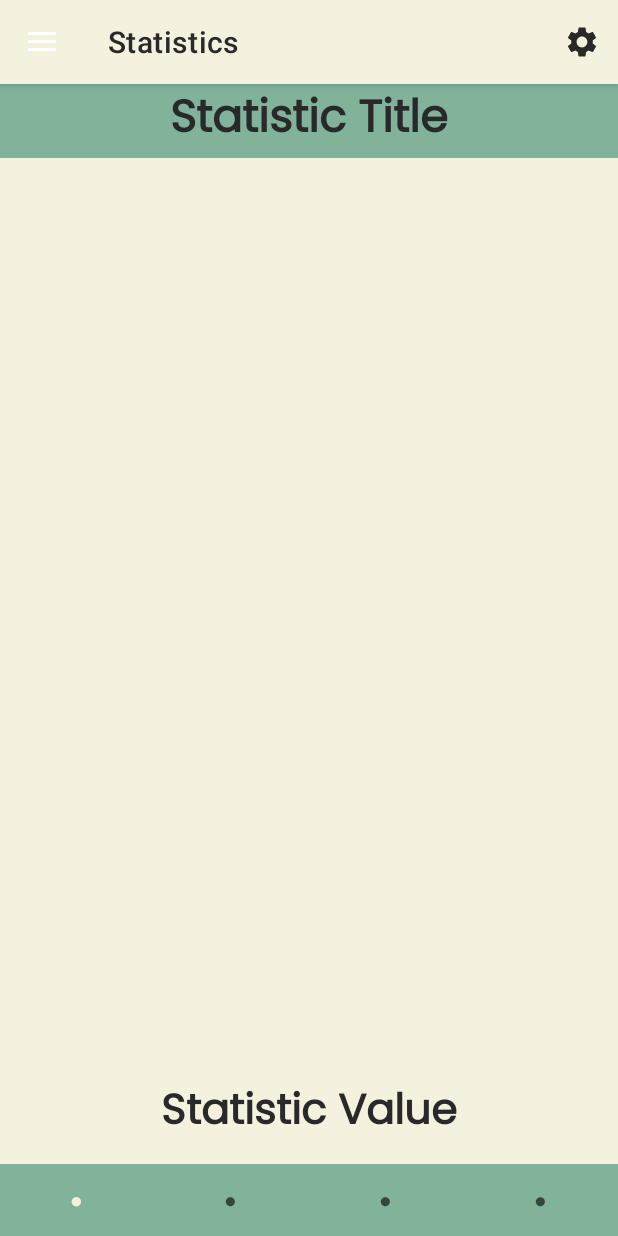
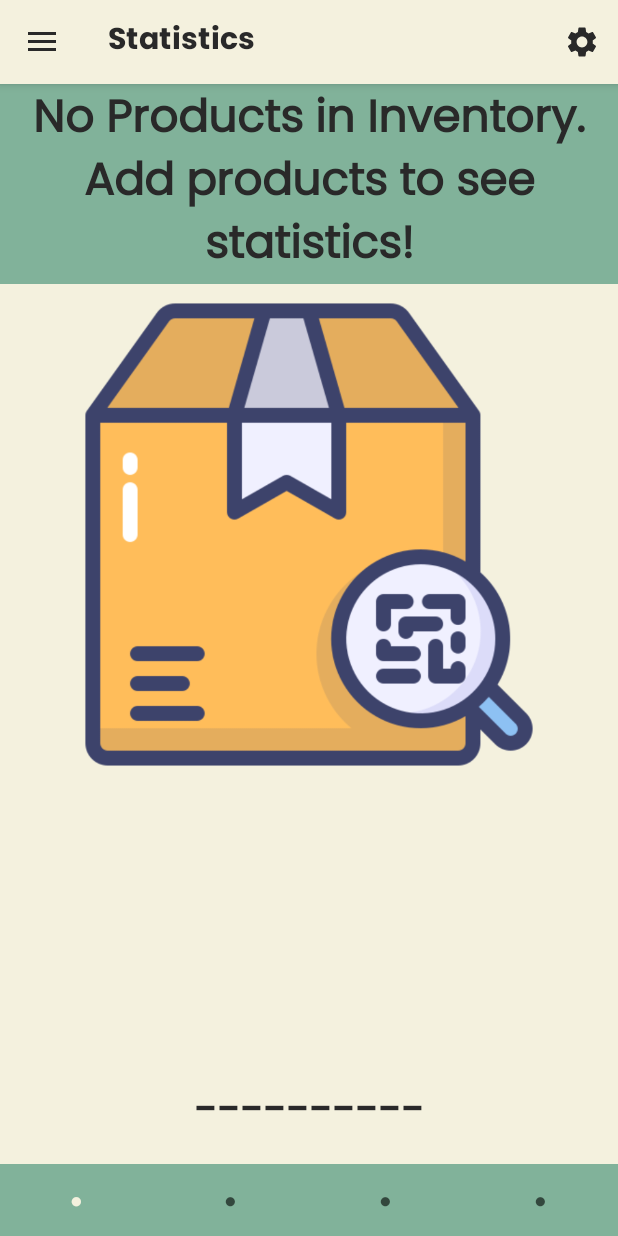
Before and after one commit to TejBaidwan/ArbitrageProductTrackers, an Android app: the screen it shows after launch (MainActivity), in the side drawer, after a tap on "Statistics", on a phone screen of 412 x 824 dp. Run offline under Robolectric (Android 15) with nearby library versions, the phone set to English and light mode, and no system bars; our stand-ins replace Picasso, Volley, navigation-ui; libraries missing offline, so code that uses them is left out: com.google.mlkit.vision; pictures from the network do not load; Roboto replaces fonts that are not available here; 1 statement that could not run was skipped.

Commit message:
-Fixed more ui issues.

```diff
--- a/app/src/main/java/com/example/arbitragetracker/MainActivity.java
+++ b/app/src/main/java/com/example/arbitragetracker/MainActivity.java
@@ -12,6 +12,7 @@ import com.google.android.material.navigation.NavigationView;
 
 import androidx.annotation.NonNull;
 import androidx.annotation.Nullable;
+import androidx.appcompat.app.ActionBarDrawerToggle;
 import androidx.navigation.NavController;
 import androidx.navigation.NavDestination;
 import androidx.navigation.Navigation;
--- a/app/src/main/java/com/example/arbitragetracker/statistics/CustomViewPagerAdapter.java
+++ b/app/src/main/java/com/example/arbitragetracker/statistics/CustomViewPagerAdapter.java
@@ -42,7 +42,7 @@ public class CustomViewPagerAdapter extends FragmentStateAdapter {
             case 3:
                 return StatisticsFragment.newInstance(R.string.statFour, R.drawable.appiconimage, productDatabase.getAveragePrice(), productDatabase);
             default:
-                return StatisticsFragment.newInstance(R.string.app_name, R.drawable.appiconimage, 404, productDatabase);
+                return StatisticsFragment.newInstance(R.string.noItems, R.drawable.appiconimage, R.string.noItemValue, productDatabase);
         }
     }
 
--- a/app/src/main/java/com/example/arbitragetracker/statistics/StatisticsFragment.java
+++ b/app/src/main/java/com/example/arbitragetracker/statistics/StatisticsFragment.java
@@ -95,6 +95,10 @@ public class StatisticsFragment extends Fragment {
             statsTitle.setText(mParam1);
             statsImage.setImageResource(mParam2);
             statsValue.setText("Result: " + String.format("%.2f", mParam3));
+        }else{
+            statsTitle.setText(R.string.noItems);
+            statsImage.setImageResource(mParam2);
+            statsValue.setText(R.string.noItemValue);
         }
 
         return view;
--- /dev/null
+++ b/app/src/main/res/drawable/ic_baseline_arrow_back_24.xml
@@ -0,0 +1,5 @@
+<vector android:autoMirrored="true" android:height="24dp"
+    android:tint="?attr/colorOnPrimary" android:viewportHeight="24"
+    android:viewportWidth="24" android:width="24dp" xmlns:android="http://schemas.android.com/apk/res/android">
+    <path android:fillColor="@android:color/white" android:pathData="M20,11H7.83l5.59,-5.59L12,4l-8,8 8,8 1.41,-1.41L7.83,13H20v-2z"/>
+</vector>
--- /dev/null
+++ b/app/src/main/res/drawable/ic_baseline_dehaze_24.xml
@@ -0,0 +1,5 @@
+<vector android:height="24dp" android:tint="?attr/colorOnPrimary"
+    android:viewportHeight="24" android:viewportWidth="24"
+    android:width="24dp" xmlns:android="http://schemas.android.com/apk/res/android">
+    <path android:fillColor="@android:color/white" android:pathData="M2,15.5v2h20v-2L2,15.5zM2,10.5v2h20v-2L2,10.5zM2,5.5v2h20v-2L2,5.5z"/>
+</vector>
--- /dev/null
+++ b/app/src/main/res/font/poppins_bold.xml
@@ -0,0 +1,7 @@
+<?xml version="1.0" encoding="utf-8"?>
+<font-family xmlns:app="http://schemas.android.com/apk/res-auto"
+        app:fontProviderAuthority="com.google.android.gms.fonts"
+        app:fontProviderPackage="com.google.android.gms"
+        app:fontProviderQuery="name=Poppins&amp;weight=700"
+        app:fontProviderCerts="@array/com_google_android_gms_fonts_certs">
+</font-family>
--- a/app/src/main/res/layout/app_bar_main.xml
+++ b/app/src/main/res/layout/app_bar_main.xml
@@ -16,8 +16,8 @@
             android:layout_width="match_parent"
             android:layout_height="?attr/actionBarSize"
             android:background="?attr/colorPrimary"
-            app:popupTheme="@style/Theme.ArbitrageTracker.PopupOverlay"
-            app:titleTextColor="?attr/colorOnPrimary" />
+            app:titleTextColor="?attr/colorOnPrimary"
+            android:theme="@style/ToolbarTheme"/>
 
     </com.google.android.material.appbar.AppBarLayout>
 
--- a/app/src/main/res/layout/fragment_view_pager_host.xml
+++ b/app/src/main/res/layout/fragment_view_pager_host.xml
@@ -11,8 +11,10 @@
         android:id="@+id/vpHost"
         android:layout_width="match_parent"
         android:layout_height="0dp"
-        android:background="#D5D0D0"
+        android:background="?attr/colorPrimary"
         app:layout_constraintBottom_toTopOf="@+id/gallery"
+        app:layout_constraintEnd_toEndOf="parent"
+        app:layout_constraintStart_toStartOf="parent"
         app:layout_constraintTop_toTopOf="parent" />
 
     <com.google.android.material.tabs.TabLayout
--- a/app/src/main/res/values/preloaded_fonts.xml
+++ b/app/src/main/res/values/preloaded_fonts.xml
@@ -4,5 +4,6 @@
         <item>@font/alatsi</item>
         <item>@font/alegreya_sans</item>
         <item>@font/poppins</item>
+        <item>@font/poppins_bold</item>
     </array>
 </resources>
--- a/app/src/main/res/values/strings.xml
+++ b/app/src/main/res/values/strings.xml
@@ -20,10 +20,13 @@
     <string name="textIntent">Get an eBook Link Texted of Retail Arbitrage by Chris Green!</string>
     <string name="phoneHint">Enter your number and click below!</string>
 
+    <string name="noItems">No Products in Inventory. Add products to see statistics!</string>
+    <string name="noItemValue">----------</string>
     <string name="statOne">The Number of Items in your Inventory</string>
     <string name="statTwo">The Total of your Inventory</string>
     <string name="statThree">The Most Expensive Item in your Inventory</string>
     <string name="statFour">The Average Price of your Inventory Items</string>
+
 
     <!-- Preference Titles -->
     <string name="messages_header">Messages</string>
--- a/app/src/main/res/values/styles.xml
+++ b/app/src/main/res/values/styles.xml
@@ -6,7 +6,26 @@
 
 <!-- This fixes dialog so button color is visible-->
     <style name="CustomAlertDialog" parent="Theme.AppCompat.Light.Dialog.Alert">
+        <!-- Customize the negative button color -->
+        <item name="android:negativeButtonText">@style/DialogButton</item>
+        <item name="android:positiveButtonText">@style/DialogButton</item>
+    </style>
+    <style name="DialogButton">
+        <item name="android:textColor">@color/theme_textblack</item>
     </style>
 
+<!--Styles for the toolbar-->
+    <style name="ToolbarTheme" parent="ThemeOverlay.AppCompat.Dark">
+        <item name="android:background">?attr/colorPrimary</item>
+        <item name="android:backgroundTint">?attr/colorPrimary</item>
+        <item name="drawerArrowStyle">@style/DrawerArrowStyle</item>
+        <item name="fontFamily">@font/poppins_bold</item>
+        <item name="popupTheme">@style/ThemeOverlay.AppCompat.Light</item>
+    </style>
+
+    <style name="DrawerArrowStyle" parent="@style/Widget.AppCompat.DrawerArrowToggle">
+        <item name="spinBars">true</item>
+        <item name="color">?attr/colorOnPrimary</item>
+    </style>
 
 </resources>
```
Also changed, not shown: app/src/main/res/values-v23/styles.xml (added, +11 -0 lines).
